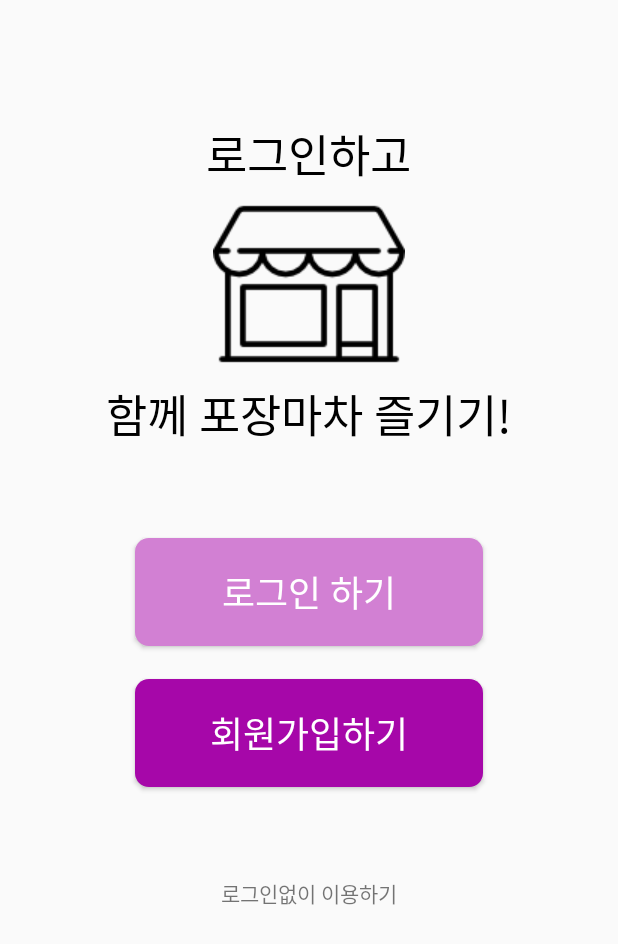
After one commit to Jigangseon/PSG, an Android app: the SignUpMain screen opened directly, with no data from a screen before it, on a phone screen of 412 x 824 dp. The commit adds this screen. Shown: the top 944 px of the screen. Run offline under Robolectric (Android 15) with nearby library versions, the phone set to English and light mode, and no system bars.

Commit message:
선래 커밋

```diff
--- a/app/src/main/AndroidManifest.xml
+++ b/app/src/main/AndroidManifest.xml
@@ -3,8 +3,8 @@
     package="com.jigangseon.psg">
 
     <uses-permission android:name="android.permission.INTERNET" />
-    <uses-permission android:name="android.permission.INTERNET"></uses-permission>
-    <uses-permission android:name="android.permission.ACCESS_FINE_LOCATION"></uses-permission>
+    <uses-permission android:name="android.permission.INTERNET" />
+    <uses-permission android:name="android.permission.ACCESS_FINE_LOCATION" />
 
     <application
         android:name=".App"
@@ -14,7 +14,8 @@
         android:roundIcon="@mipmap/ic_launcher_round"
         android:supportsRtl="true"
         android:theme="@style/Theme.PSG">
-        <activity android:name=".Sign_up_kakao"></activity>
+        <activity android:name=".SignUpMain"></activity>
+        <activity android:name=".Sign_up_kakao" />
         <activity android:name=".MainActivity">
             <intent-filter>
                 <action android:name="android.intent.action.MAIN" />
--- /dev/null
+++ b/app/src/main/java/com/jigangseon/psg/SignUpMain.java
@@ -0,0 +1,28 @@
+package com.jigangseon.psg;
+
+import androidx.appcompat.app.AppCompatActivity;
+
+import android.os.Bundle;
+import android.view.View;
+
+public class SignUpMain extends AppCompatActivity {
+
+    @Override
+    protected void onCreate(Bundle savedInstanceState) {
+        super.onCreate(savedInstanceState);
+        setContentView(R.layout.activity_sign_up_main);
+    }
+
+    public void signIn(View view){
+//        Intent intent = new Intent(getApplicationContext(), SignIn.class);
+//        startActivity(intent);
+    }
+    public void signUp(View view){
+//        Intent intent = new Intent(getApplicationContext(), SignUp.class);
+//        startActivity(intent);
+    }
+    public void guestIn(View view){
+//        Intent intent = new Intent(getApplicationContext(), GuestIn.class);
+//        startActivity(intent);
+    }
+}
--- /dev/null
+++ b/app/src/main/res/drawable/rounded_button1.xml
@@ -0,0 +1,15 @@
+<?xml version="1.0" encoding="utf-8"?>
+<selector xmlns:android="http://schemas.android.com/apk/res/android">
+    <item android:state_enabled="false">
+        <shape>
+            <solid android:color="@color/pink_1"/>
+            <corners android:radius="9dp"/>
+        </shape>
+    </item>
+    <item android:state_pressed="true">
+        <shape>
+            <solid android:color="@color/pink_2"/>
+            <corners android:radius="9dp"/>
+        </shape>
+    </item>
+</selector>
--- /dev/null
+++ b/app/src/main/res/drawable/rounded_button2.xml
@@ -0,0 +1,15 @@
+<?xml version="1.0" encoding="utf-8"?>
+<selector xmlns:android="http://schemas.android.com/apk/res/android">
+    <item android:state_enabled="false">
+        <shape>
+            <solid android:color="@color/pink_2"/>
+            <corners android:radius="9dp"/>
+        </shape>
+    </item>
+    <item android:state_pressed="true">
+        <shape>
+            <solid android:color="@color/pink_1"/>
+            <corners android:radius="9dp"/>
+        </shape>
+    </item>
+</selector>
--- /dev/null
+++ b/app/src/main/res/layout/activity_sign_up_main.xml
@@ -0,0 +1,78 @@
+<?xml version="1.0" encoding="utf-8"?>
+<LinearLayout xmlns:android="http://schemas.android.com/apk/res/android"
+    xmlns:app="http://schemas.android.com/apk/res-auto"
+    xmlns:tools="http://schemas.android.com/tools"
+    android:layout_width="match_parent"
+    android:layout_height="match_parent"
+    android:orientation="vertical"
+    tools:context=".SignUpMain">
+
+    <LinearLayout
+        android:layout_width="match_parent"
+        android:layout_height="wrap_content"
+        android:layout_marginTop="80dp"
+        android:layout_marginBottom="60dp"
+        android:layout_marginHorizontal="54dp"
+        android:orientation="vertical">
+
+        <TextView
+            android:layout_width="wrap_content"
+            android:layout_height="wrap_content"
+            android:layout_gravity="center"
+            android:text="@string/sign_up_main_info_text1"
+            android:textColor="@color/black"
+            android:textSize="30dp" />
+
+        <ImageView
+            android:layout_width="wrap_content"
+            android:layout_height="wrap_content"
+            android:layout_gravity="center"
+            android:src="@drawable/shop" />
+
+        <TextView
+            android:layout_width="wrap_content"
+            android:layout_height="wrap_content"
+            android:layout_gravity="center"
+            android:text="@string/sign_up_main_info_text2"
+            android:textColor="@color/black"
+            android:textSize="30dp" />
+    </LinearLayout>
+
+    <Button
+        android:background="@drawable/rounded_button1"
+        android:id="@+id/sign_in_button"
+        android:layout_gravity="center"
+        android:layout_height="wrap_content"
+        android:layout_marginHorizontal="90dp"
+        android:layout_width="match_parent"
+        android:onClick="signIn"
+        android:paddingVertical="18dp"
+        android:text="@string/sign_up_main_sign_up_button_text"
+        android:textColor="@color/white"
+        android:textSize="24dp" />
+
+    <Button
+        android:background="@drawable/rounded_button2"
+        android:id="@+id/sign_up_button"
+        android:layout_gravity="center"
+        android:layout_height="wrap_content"
+        android:layout_marginBottom="60dp"
+        android:layout_marginHorizontal="90dp"
+        android:layout_marginTop="22dp"
+        android:layout_width="match_parent"
+        android:onClick="signUp"
+        android:paddingVertical="18dp"
+        android:text="@string/sign_up_main_sign_in_button_text"
+        android:textColor="@color/white"
+        android:textSize="24dp" />
+
+    <TextView
+        android:id="@+id/guest_in_button"
+        android:layout_gravity="center"
+        android:layout_height="wrap_content"
+        android:layout_width="wrap_content"
+        android:clickable="true"
+        android:onClick="guestIn"
+        android:text="@string/sign_up_main_sign_in_guest_text" />
+
+</LinearLayout>
--- a/app/src/main/res/values/colors.xml
+++ b/app/src/main/res/values/colors.xml
@@ -7,4 +7,8 @@
     <color name="teal_700">#FF018786</color>
     <color name="black">#FF000000</color>
     <color name="white">#FFFFFFFF</color>
+
+    <!-- 선래 -->
+    <color name="pink_1">#FFD280D3</color>
+    <color name="pink_2">#FFA607A9</color>
 </resources>
--- a/app/src/main/res/values/strings.xml
+++ b/app/src/main/res/values/strings.xml
@@ -1,15 +1,22 @@
 <resources>
-    <!--상군-->
+    <!-- 상군 -->
     <string name="app_name">PSG</string>
     <string name="loading_1">우리 지역은?</string>
     <string name="loading_2">포세권</string>
     <string name="loading_3">Team 지강선</string>
 
 
-    <!--한강-->
+    <!-- 한강 -->
     <string name="kakao_app_key">42a535eb5f39c2cb3af84899f11a6898</string>
     <string name="Nologin"><u>로그인없이 이용하기</u></string>
     <string name="emaillogin">이메일 로그인</string>
     <string name="email">이메일</string>
     <string name="password">비밀번호</string>
+
+    <!-- 선래 -->
+    <string name="sign_up_main_info_text1">로그인하고</string>
+    <string name="sign_up_main_info_text2">함께 포장마차 즐기기!</string>
+    <string name="sign_up_main_sign_up_button_text">로그인 하기</string>
+    <string name="sign_up_main_sign_in_button_text">회원가입하기</string>
+    <string name="sign_up_main_sign_in_guest_text">로그인없이 이용하기</string>
 </resources>
```
Also changed, not shown: app/src/main/res/drawable/shop.png (added).
